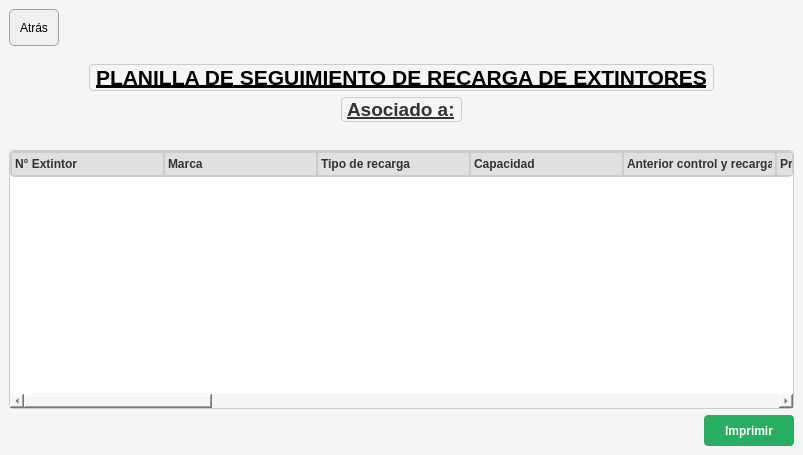
Above: resources/ui/ext_client_details.ui from Julian2455/beatmat before the change. Below: the same form after it.
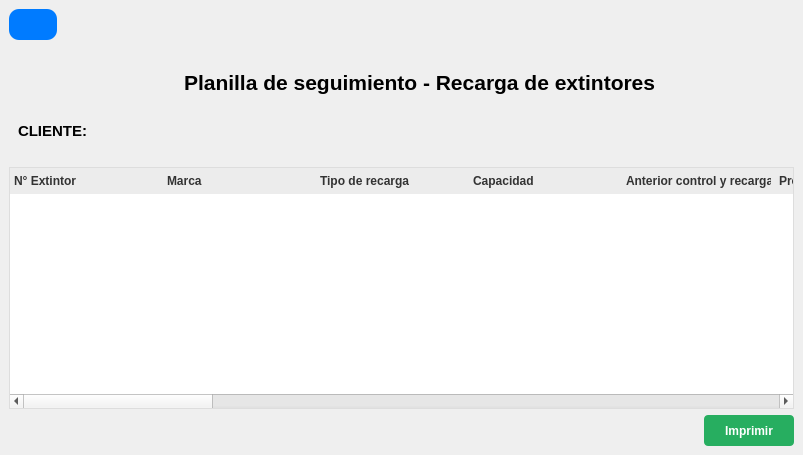
That is the form after the change. Icons and pictures are not drawn.

Diff of the .ui file:
```diff
--- a/resources/ui/ext_client_details.ui
+++ b/resources/ui/ext_client_details.ui
@@ -14,19 +14,16 @@
    <string>Form</string>
   </property>
   <property name="styleSheet">
-   <string notr="true">QWidget {
-    background-color: #f5f5f5;
-    color: #333333;
-}
-QFrame {
-    border: 1px solid #cccccc;
-    border-radius: 4px;
-}
-QLabel {
-    color: #333333;
+   <string notr="true">QLabel {
+	color:rgb(0, 0, 0);
+	font-weight: bold;
 }
 QPushButton {
-    background-color: #3498db;
+	color: rgb(255, 255, 255);
+	background-color: rgb(19, 109, 255);
+	background-color: rgb(35, 39, 255);
+	color: rgb(8, 0, 255);
+    background-color: #007BFF;
     color: white;
     border: none;
     border-radius: 4px;
@@ -39,36 +36,29 @@
 QPushButton:disabled {
     background-color: #bdc3c7;
 }
-QPushButton#btnCerrarCaja {
-    background-color: #e74c3c;
-}
-QPushButton#btnCerrarCaja:hover {
-    background-color: #c0392b;
-}
-QLineEdit, QComboBox, QDateEdit {
-    border: 1px solid #cccccc;
-    border-radius: 4px;
-    padding: 3px;
-    background: white;
-}
-QTableWidget {
-    border: 1px solid #cccccc;
-    background-color: white;
-    gridline-color: #dddddd;
-}
+
+/* QTableWidget / QTableView */
 QHeaderView::section {
-    background-color: #e0e0e0;
-    color: #333333;
-    padding: 3px;
-    border: 1px solid #cccccc;
+    background-color: #ececec;
+    color: #333;
+    padding: 4px;
+    border: none;
     font-weight: bold;
 }
-QTableWidget::item:selected {
-    background-color: #3498db;
-    color: white;
+QTableWidget {
+    border: 1px solid #ddd;
+    background-color: white;
+    gridline-color: #ccc;
+    alternate-background-color: #f2f2f2;
+}
+QTableWidget::item {
+    padding: 6px;
+}
+QTableWidget::item:hover {
+    background-color: #f0f8ff;
 }</string>
   </property>
-  <layout class="QVBoxLayout" name="verticalLayout" stretch="1,1,8">
+  <layout class="QVBoxLayout" name="verticalLayout" stretch="1,1,10">
    <property name="spacing">
     <number>0</number>
    </property>
@@ -93,19 +83,21 @@
          <cursorShape>PointingHandCursor</cursorShape>
         </property>
         <property name="styleSheet">
-         <string notr="true">color: black; 
-background-color: #f0f0f0; 
-border: 1px solid #a0a0a0; 
-border-radius: 5px; 
-padding: 5px 10px;
-</string>
+         <string notr="true">border-radius: 10px;
+color:#007BFF</string>
         </property>
         <property name="text">
-         <string>Atrás</string>
+         <string/>
         </property>
         <property name="icon">
          <iconset>
-          <normaloff>../images/flecha-izquierda.png</normaloff>../images/flecha-izquierda.png</iconset>
+          <normaloff>../images/btn-atras.png</normaloff>../images/btn-atras.png</iconset>
+        </property>
+        <property name="iconSize">
+         <size>
+          <width>35</width>
+          <height>35</height>
+         </size>
         </property>
        </widget>
       </item>
@@ -135,36 +127,114 @@
       </font>
      </property>
      <layout class="QVBoxLayout" name="verticalLayout_3">
-      <item alignment="Qt::AlignHCenter">
-       <widget class="QLabel" name="label">
-        <property name="font">
-         <font>
-          <pointsize>16</pointsize>
-          <bold>true</bold>
-          <underline>true</underline>
-         </font>
-        </property>
-        <property name="styleSheet">
-         <string notr="true">color:black;</string>
-        </property>
-        <property name="text">
-         <string>PLANILLA DE SEGUIMIENTO DE RECARGA DE EXTINTORES</string>
-        </property>
+      <item>
+       <widget class="QWidget" name="widget_4" native="true">
+        <layout class="QHBoxLayout" name="horizontalLayout_2">
+         <item>
+          <spacer name="horizontalSpacer_2">
+           <property name="orientation">
+            <enum>Qt::Horizontal</enum>
+           </property>
+           <property name="sizeHint" stdset="0">
+            <size>
+             <width>40</width>
+             <height>20</height>
+            </size>
+           </property>
+          </spacer>
+         </item>
+         <item alignment="Qt::AlignHCenter">
+          <widget class="QPushButton" name="pushButton_2">
+           <property name="maximumSize">
+            <size>
+             <width>30</width>
+             <height>30</height>
+            </size>
+           </property>
+           <property name="styleSheet">
+            <string notr="true">background-color: None;</string>
+           </property>
+           <property name="text">
+            <string/>
+           </property>
+           <property name="icon">
+            <iconset>
+             <normaloff>../images/plantilla.png</normaloff>../images/plantilla.png</iconset>
+           </property>
+           <property name="iconSize">
+            <size>
+             <width>30</width>
+             <height>30</height>
+            </size>
+           </property>
+          </widget>
+         </item>
+         <item alignment="Qt::AlignHCenter">
+          <widget class="QLabel" name="label">
+           <property name="font">
+            <font>
+             <pointsize>16</pointsize>
+             <bold>true</bold>
+             <underline>false</underline>
+            </font>
+           </property>
+           <property name="styleSheet">
+            <string notr="true"/>
+           </property>
+           <property name="text">
+            <string>Planilla de seguimiento - Recarga de extintores</string>
+           </property>
+          </widget>
+         </item>
+         <item>
+          <spacer name="horizontalSpacer_3">
+           <property name="orientation">
+            <enum>Qt::Horizontal</enum>
+           </property>
+           <property name="sizeHint" stdset="0">
+            <size>
+             <width>40</width>
+             <height>20</height>
+            </size>
+           </property>
+          </spacer>
+         </item>
+        </layout>
        </widget>
       </item>
-      <item alignment="Qt::AlignHCenter">
-       <widget class="QLabel" name="labelCliente">
-        <property name="font">
-         <font>
-          <pointsize>14</pointsize>
-          <bold>true</bold>
-          <underline>true</underline>
-         </font>
+      <item>
+       <widget class="QWidget" name="widget_5" native="true">
+        <layout class="QHBoxLayout" name="horizontalLayout_3">
+         <item>
+          <widget class="QLabel" name="labelCliente">
+           <property name="font">
+            <font>
+             <pointsize>11</pointsize>
+             <italic>false</italic>
+             <bold>true</bold>
+             <underline>false</underline>
+            </font>
+           </property>
+           <property name="text">
+            <string>CLIENTE:</string>
+           </property>
+          </widget>
+         </item>
+        </layout>
+       </widget>
+      </item>
+      <item>
+       <spacer name="verticalSpacer_2">
+        <property name="orientation">
+         <enum>Qt::Vertical</enum>
         </property>
-        <property name="text">
-         <string>Asociado a:</string>
+        <property name="sizeHint" stdset="0">
+         <size>
+          <width>20</width>
+          <height>40</height>
+         </size>
         </property>
-       </widget>
+       </spacer>
       </item>
      </layout>
     </widget>
@@ -172,22 +242,6 @@
    <item>
     <widget class="QWidget" name="widget_3" native="true">
      <layout class="QVBoxLayout" name="verticalLayout_2">
-      <item>
-       <spacer name="verticalSpacer">
-        <property name="orientation">
-         <enum>Qt::Vertical</enum>
-        </property>
-        <property name="sizeType">
-         <enum>QSizePolicy::Preferred</enum>
-        </property>
-        <property name="sizeHint" stdset="0">
-         <size>
-          <width>10</width>
-          <height>10</height>
-         </size>
-        </property>
-       </spacer>
-      </item>
       <item>
        <widget class="QTableWidget" name="tableWidgetExtintores">
         <property name="styleSheet">
```
Left out of the diff: 6 changed lines with no effect on the pictures.
